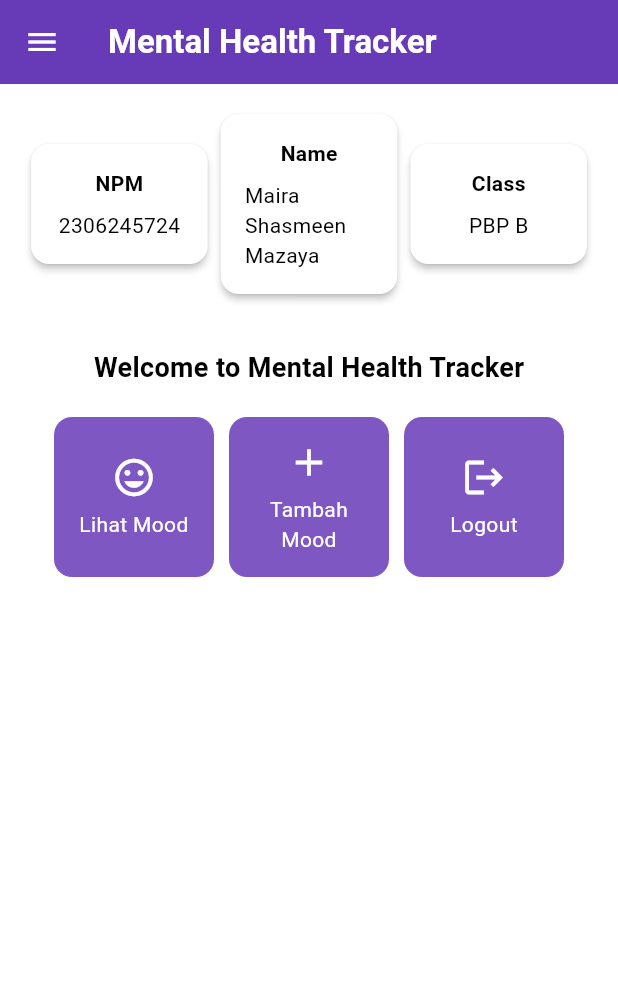
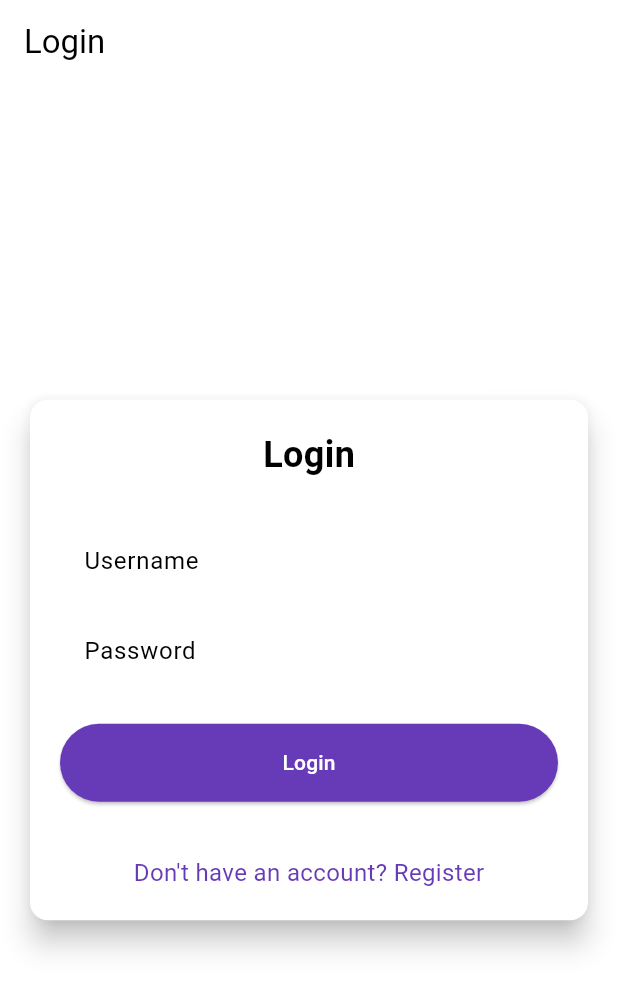
Before and after one commit to mairashasi/mental-health-tracker-mobile, a Flutter app: the screen it shows after launch, on a phone screen of 412 x 824 dp. Shown: the top 991 px of the screen. Run offline on Flutter 3.47's test engine with Material 3 defaults, Android fonts, the phone set to English and light mode, and no system bars; missing offline and left inert: pbp_django_auth.

Commit message:
tutorial 8

```diff
--- a/lib/main.dart
+++ b/lib/main.dart
@@ -1,39 +1,33 @@
 import 'package:flutter/material.dart';
 import 'package:mental_health_tracker/screens/menu.dart';
+import 'package:pbp_django_auth/pbp_django_auth.dart';
+import 'package:provider/provider.dart';
+import 'package:mental_health_tracker/screens/login.dart';
 
-void main() {
+void main(){
   runApp(const MyApp());
 }
 
 class MyApp extends StatelessWidget {
   const MyApp({super.key});
 
-  // This widget is the root of your application.
   @override
   Widget build(BuildContext context) {
-    return MaterialApp(
-      title: 'Flutter Demo',
-      theme: ThemeData(
-        // This is the theme of your application.
-        //
-        // TRY THIS: Try running your application with "flutter run". You'll see
-        // the application has a purple toolbar. Then, without quitting the app,
-        // try changing the seedColor in the colorScheme below to Colors.green
-        // and then invoke "hot reload" (save your changes or press the "hot
-        // reload" button in a Flutter-supported IDE, or press "r" if you used
-        // the command line to start the app).
-        //
-        // Notice that the counter didn't reset back to zero; the application
-        // state is not lost during the reload. To reset the state, use hot
-        // restart instead.
-        //
-        // This works for code too, not just values: Most code changes can be
-        // tested with just a hot reload.
-        colorScheme: ColorScheme.fromSwatch(
-              primarySwatch: Colors.deepPurple,
-        ).copyWith(secondary: Colors.deepPurple[400]),
+    return Provider(
+      create: (_) {
+        CookieRequest request = CookieRequest();
+        return request;
+      },
+      child: MaterialApp(
+        title: 'Mental Health Tracker',
+        theme: ThemeData(
+          useMaterial3: true,
+          colorScheme: ColorScheme.fromSwatch(
+            primarySwatch: Colors.deepPurple,
+          ).copyWith(secondary: Colors.deepPurple[400]),
+        ),
+        home: const LoginPage(),
       ),
-      home: MyHomePage(),
     );
   }
 }
--- /dev/null
+++ b/lib/screens/login.dart
@@ -0,0 +1,182 @@
+import 'package:mental_health_tracker/screens/menu.dart';
+import 'package:flutter/material.dart';
+import 'package:pbp_django_auth/pbp_django_auth.dart';
+import 'package:provider/provider.dart';
+import 'package:mental_health_tracker/screens/register.dart';
+// TODO: Import halaman RegisterPage jika sudah dibuat
+
+void main() {
+  runApp(const LoginApp());
+}
+
+class LoginApp extends StatelessWidget {
+  const LoginApp({super.key});
+
+  @override
+  Widget build(BuildContext context) {
+    return MaterialApp(
+      title: 'Login',
+      theme: ThemeData(
+        useMaterial3: true,
+        colorScheme: ColorScheme.fromSwatch(
+          primarySwatch: Colors.deepPurple,
+        ).copyWith(secondary: Colors.deepPurple[400]),
+      ),
+      home: const LoginPage(),
+    );
+  }
+}
+
+class LoginPage extends StatefulWidget {
+  const LoginPage({super.key});
+
+  @override
+  State<LoginPage> createState() => _LoginPageState();
+}
+
+class _LoginPageState extends State<LoginPage> {
+  final TextEditingController _usernameController = TextEditingController();
+  final TextEditingController _passwordController = TextEditingController();
+
+  @override
+  Widget build(BuildContext context) {
+    final request = context.watch<CookieRequest>();
+
+    return Scaffold(
+      appBar: AppBar(
+        title: const Text('Login'),
+      ),
+      body: Center(
+        child: SingleChildScrollView(
+          padding: const EdgeInsets.all(16.0),
+          child: Card(
+            elevation: 8,
+            shape: RoundedRectangleBorder(
+              borderRadius: BorderRadius.circular(12.0),
+            ),
+            child: Padding(
+              padding: const EdgeInsets.all(20.0),
+              child: Column(
+                mainAxisSize: MainAxisSize.min,
+                children: [
+                  const Text(
+                    'Login',
+                    style: TextStyle(
+                      fontSize: 24.0,
+                      fontWeight: FontWeight.bold,
+                    ),
+                  ),
+                  const SizedBox(height: 30.0),
+                  TextField(
+                    controller: _usernameController,
+                    decoration: const InputDecoration(
+                      labelText: 'Username',
+                      hintText: 'Enter your username',
+                      border: OutlineInputBorder(
+                        borderRadius: BorderRadius.all(Radius.circular(12.0)),
+                      ),
+                      contentPadding:
+                          EdgeInsets.symmetric(horizontal: 12.0, vertical: 8.0),
+                    ),
+                  ),
+                  const SizedBox(height: 12.0),
+                  TextField(
+                    controller: _passwordController,
+                    decoration: const InputDecoration(
+                      labelText: 'Password',
+                      hintText: 'Enter your password',
+                      border: OutlineInputBorder(
+                        borderRadius: BorderRadius.all(Radius.circular(12.0)),
+                      ),
+                      contentPadding:
+                          EdgeInsets.symmetric(horizontal: 12.0, vertical: 8.0),
+                    ),
+                    obscureText: true,
+                  ),
+                  const SizedBox(height: 24.0),
+                  ElevatedButton(
+                    onPressed: () async {
+                      String username = _usernameController.text;
+                      String password = _passwordController.text;
+
+                      // Cek kredensial
+                      // TODO: Ganti URL dan jangan lupa tambahkan trailing slash (/) di akhir URL!
+                      // Untuk menyambungkan Android emulator dengan Django pada localhost,
+                      // gunakan URL http://10.0.2.2/
+                      final response = await request
+                          .login("http://127.0.0.1:8000/auth/login/", {
+                        'username': username,
+                        'password': password,
+                      });
+
+                      if (request.loggedIn) {
+                        String message = response['message'];
+                        String uname = response['username'];
+                        if (context.mounted) {
+                          Navigator.pushReplacement(
+                            context,
+                            MaterialPageRoute(
+                                builder: (context) => MyHomePage()),
+                          );
+                          ScaffoldMessenger.of(context)
+                            ..hideCurrentSnackBar()
+                            ..showSnackBar(
+                              SnackBar(
+                                  content:
+                                      Text("$message Selamat datang, $uname.")),
+                            );
+                        }
+                      } else {
+                        if (context.mounted) {
+                          showDialog(
+                            context: context,
+                            builder: (context) => AlertDialog(
+                              title: const Text('Login Gagal'),
+                              content: Text(response['message']),
+                              actions: [
+                                TextButton(
+                                  child: const Text('OK'),
+                                  onPressed: () {
+                                    Navigator.pop(context);
+                                  },
+                                ),
+                              ],
+                            ),
+                          );
+                        }
+                      }
+                    },
+                    style: ElevatedButton.styleFrom(
+                      foregroundColor: Colors.white,
+                      minimumSize: Size(double.infinity, 50),
+                      backgroundColor: Theme.of(context).colorScheme.primary,
+                      padding: const EdgeInsets.symmetric(vertical: 16.0),
+                    ),
+                    child: const Text('Login'),
+                  ),
+                  const SizedBox(height: 36.0),
+                  GestureDetector(
+                    onTap: () {
+                      Navigator.push(
+                        context,
+                        MaterialPageRoute(
+                            builder: (context) => const RegisterPage()),
+                      );
+                    },
+                    child: Text(
+                      'Don\'t have an account? Register',
+                      style: TextStyle(
+                        color: Theme.of(context).colorScheme.primary,
+                        fontSize: 16.0,
+                      ),
+                    ),
+                  ),
+                ],
+              ),
+            ),
+          ),
+        ),
+      ),
+    );
+  }
+}
--- a/pubspec.yaml
+++ b/pubspec.yaml
@@ -35,6 +35,8 @@ dependencies:
   # The following adds the Cupertino Icons font to your application.
   # Use with the CupertinoIcons class for iOS style icons.
   cupertino_icons: ^1.0.8
+  provider: ^6.1.2
+  pbp_django_auth: ^0.4.0
 
 dev_dependencies:
   flutter_test:
```
Also changed, not shown: lib/models/mood_entry.dart (added, +65 -0 lines), lib/screens/list_moodentry.dart (added, +91 -0 lines), lib/screens/register.dart (added, +166 -0 lines), pubspec.lock, 1 other file.
